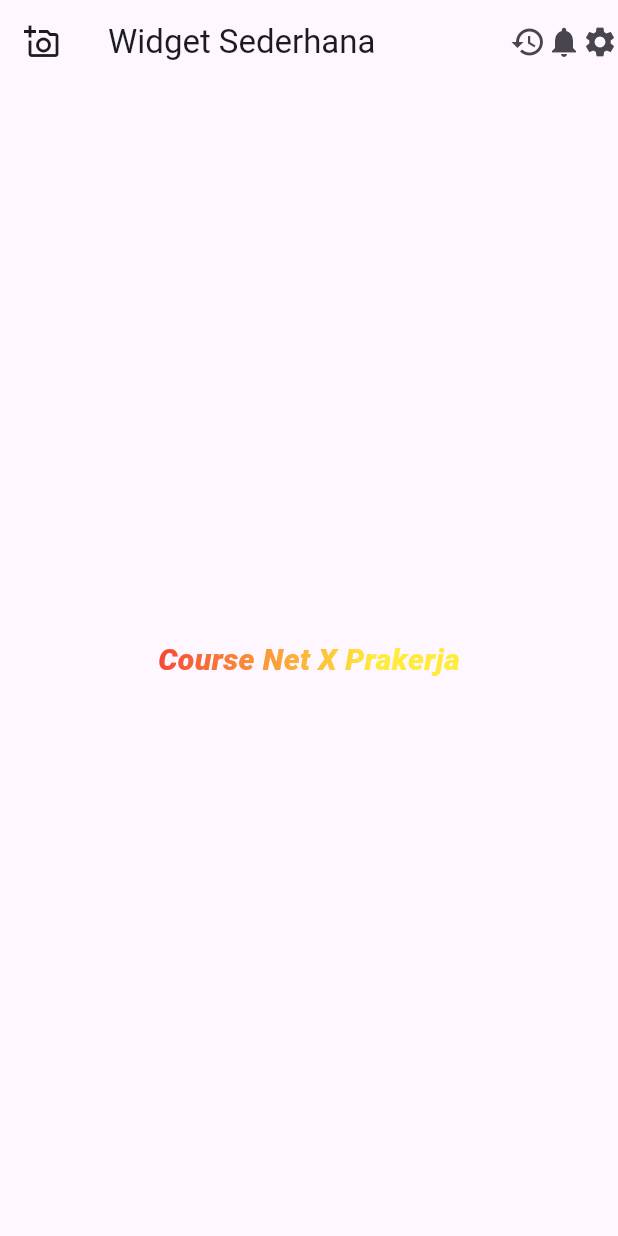
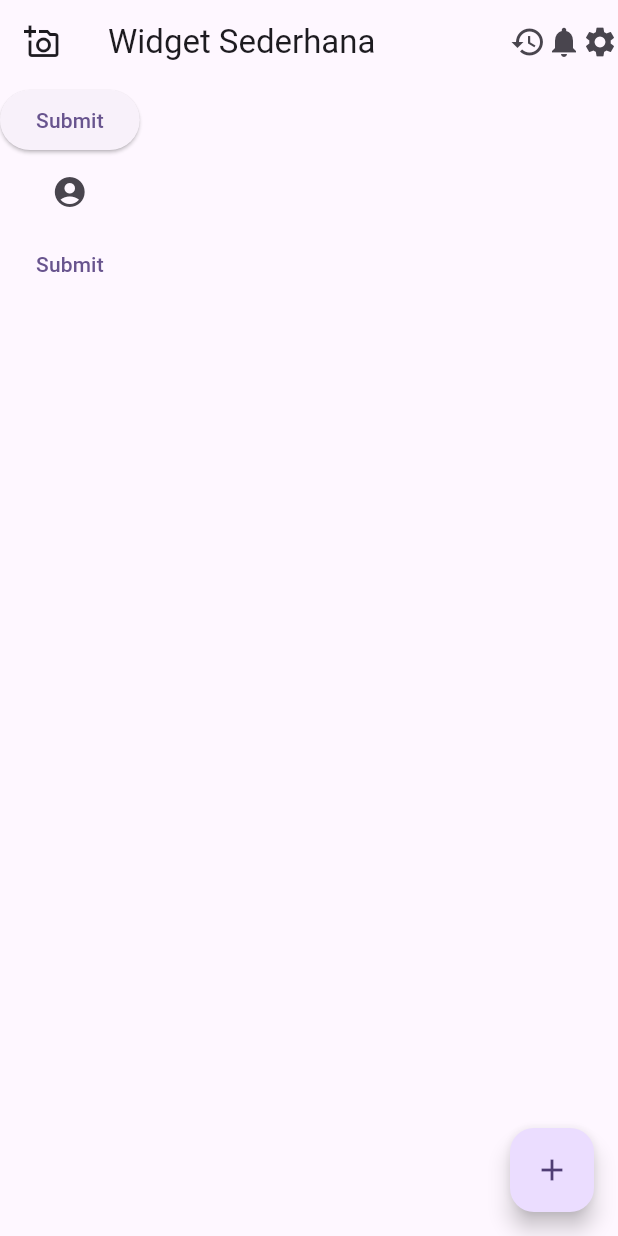
Before and after one commit to kawago2/coursenet_training, a Flutter app: the screen it shows after launch, on a phone screen of 412 x 824 dp. Run offline on Flutter 3.47's test engine with Material 2 defaults, Android fonts, the phone set to English and light mode, and no system bars.

Commit message:
contoh button

```diff
--- a/lib/main.dart
+++ b/lib/main.dart
@@ -45,24 +45,52 @@
           Icon(Icons.settings),
         ],
       ),
-      body: Center(
-        child: Text(
-          "Course Net X Prakerja",
-          style: TextStyle(
-            fontSize: 20,
-            fontWeight: FontWeight.w800,
-            fontStyle: FontStyle.italic,
-            foreground: Paint()
-              ..shader = ui.Gradient.linear(
-                const Offset(100, 20),
-                const Offset(250, 20),
-                <Color>[
-                  Colors.red,
-                  Colors.yellow,
-                ],
-              ),
+      //   body: Center(
+      //     child: Text(
+      //       "Course Net X Prakerja",
+      //       style: TextStyle(
+      //         fontSize: 20,
+      //         fontWeight: FontWeight.w800,
+      //         fontStyle: FontStyle.italic,
+      //         foreground: Paint()
+      //           ..shader = ui.Gradient.linear(
+      //             const Offset(100, 20),
+      //             const Offset(250, 20),
+      //             <Color>[
+      //               Colors.red,
+      //               Colors.yellow,
+      //             ],
+      //           ),
+      //       ),
+      //     ),
+      //   ),
+      body: Column(
+        children: [
+          ElevatedButton(
+            onPressed: () {
+              print("Elevated Button");
+            },
+            child: Text("Submit"),
           ),
-        ),
+          IconButton(
+            onPressed: () {
+              print("Icon Button");
+            },
+            icon: Icon(Icons.account_circle_rounded),
+          ),
+          TextButton(
+            onPressed: () {
+              print("Text Button");
+            },
+            child: Text("Submit"),
+          ),
+        ],
+      ),
+      floatingActionButton: FloatingActionButton(
+        onPressed: () {
+          print("Floating Button");
+        },
+        child: Icon(Icons.add),
       ),
     );
   }
```
